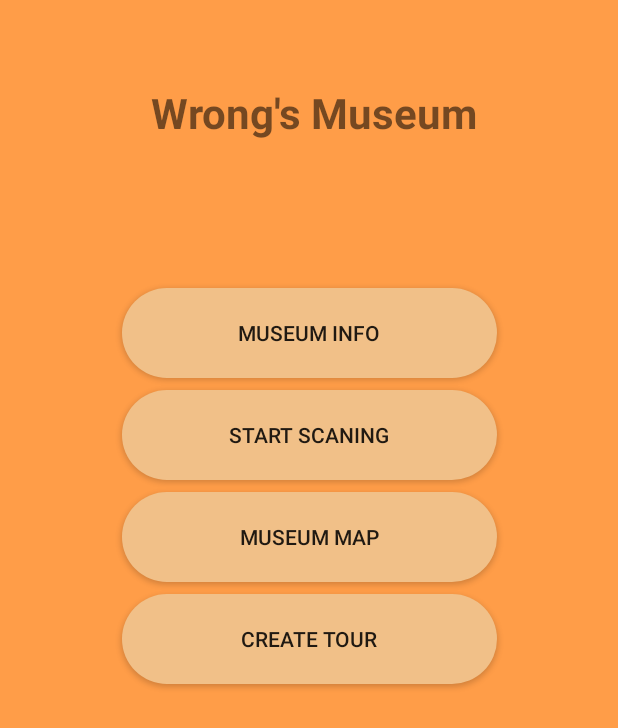
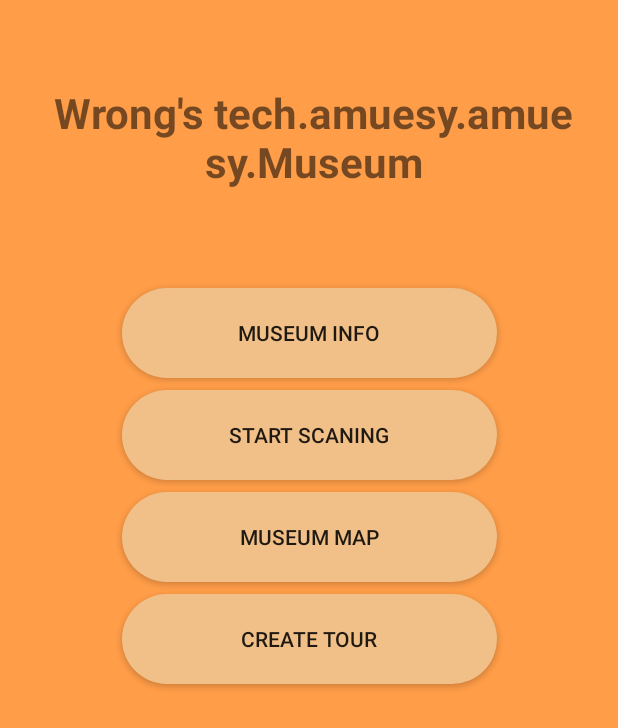
Before and after one commit to NaamaKessler/hackathon, an Android app: the InMuseumActivity screen opened directly, with no data from a screen before it, on a phone screen of 412 x 824 dp. Shown: the top 728 px of the screen. Run offline under Robolectric (Android 15) with nearby library versions, the phone set to English and light mode, and no system bars.

Commit message:
Merge remote-tracking branch 'origin/master'
# Conflicts:
#	.idea/caches/build_file_checksums.ser
#	app/build.gradle

```diff
--- a/app/src/main/java/tech/amuesy/amuesy/InMuseumActivity.java
+++ b/app/src/main/java/tech/amuesy/amuesy/InMuseumActivity.java
@@ -19,7 +19,7 @@ public class InMuseumActivity extends AppCompatActivity {
             musName = getIntent().getExtras().getString("tech.amuesy.amuesy.musName");
         }
         TextView tv = (TextView) findViewById(R.id.Title);
-        tv.setText(musName+"'s Museum");
+        tv.setText(musName+"'s tech.amuesy.amuesy.Museum");
 
 
         Button createtourActBtn = findViewById(R.id.createtourActBtn);
--- a/app/src/main/java/Item.java
+++ b/app/src/main/java/tech/amuesy/amuesy/Item.java
@@ -1,3 +1,5 @@
+package tech.amuesy.amuesy;
+
 import java.util.List;
 
 public class Item {
--- a/app/src/main/java/Museum.java
+++ b/app/src/main/java/tech/amuesy/amuesy/Museum.java
@@ -1,4 +1,4 @@
-
+package tech.amuesy.amuesy;
 
 public class Museum {
     private String openingHours;
--- a/app/src/main/java/tech/amuesy/amuesy/SecondActivity.java
+++ b/app/src/main/java/tech/amuesy/amuesy/SecondActivity.java
@@ -12,7 +12,7 @@ import android.widget.Button;
 public class SecondActivity extends AppCompatActivity {
 
 
-    //Choose Museum Activity
+    //Choose tech.amuesy.amuesy.Museum Activity
 
     String name;
 
@@ -36,7 +36,7 @@ public class SecondActivity extends AppCompatActivity {
 
 
 
-        // Enter Museum Name
+        // Enter tech.amuesy.amuesy.Museum Name
         AutoCompleteTextView MusNameTxtp2 = findViewById(R.id.MusNameTxtp2);
         ArrayAdapter<String> adapter2 = new ArrayAdapter<String>(this, R.layout.support_simple_spinner_dropdown_item,
                 getResources().getStringArray((R.array.Museums)));
--- a/app/src/main/java/TourFactory.java
+++ b/app/src/main/java/tech/amuesy/amuesy/TourFactory.java
@@ -1,4 +1,4 @@
-// ------------------------- imports -------------------------
+package tech.amuesy.amuesy;// ------------------------- imports -------------------------
 import com.jniwrapper.win32.jexcel.Application;
 import com.jniwrapper.win32.jexcel.ExcelException;
 import com.jniwrapper.win32.jexcel.Range;
@@ -8,7 +8,6 @@ import com.jniwrapper.win32.jexcel.Worksheet;
 import java.io.File;
 import java.io.FileNotFoundException;
 import java.util.ArrayList;
-import java.lang.Math;
 
 
 // ------------------------- factory -------------------------
```
Also changed, not shown: app/src/main/java/tech/amuesy/amuesy/TourActivity.java (+29 -1 lines).
